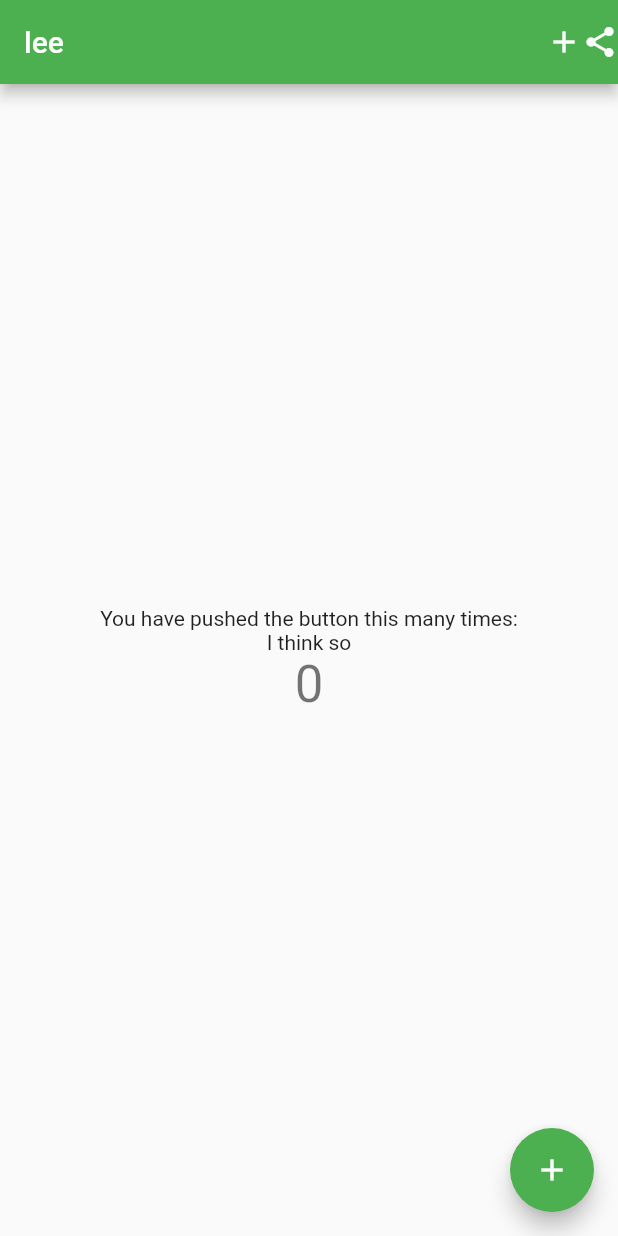
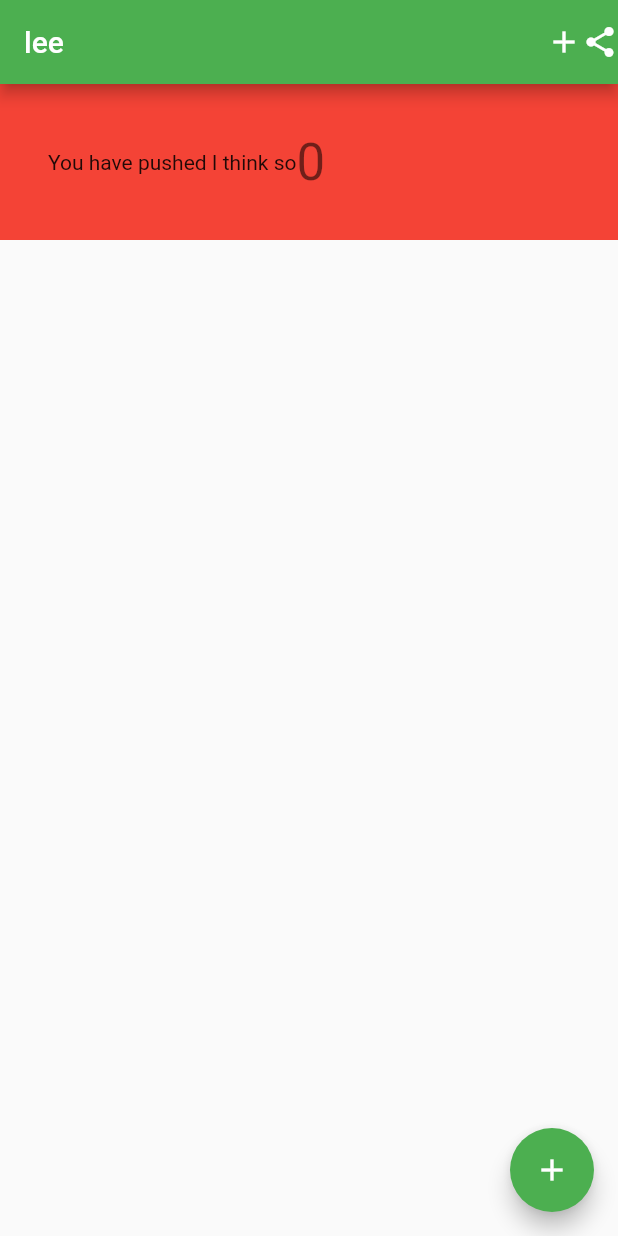
Before and after one commit to leekwangsoo1995/quick_word_diary, a Flutter app: the screen it shows after launch, on a phone screen of 412 x 824 dp. Run offline on Flutter 3.47's test engine with Material 2 defaults, Android fonts, the phone set to English and light mode, and no system bars.

Commit message:
基本的なウィジェット

```diff
--- a/lib/main.dart
+++ b/lib/main.dart
@@ -68,13 +68,15 @@ class _MyHomePageState extends State<MyHomePage> {
           Icon(Icons.share),
         ],
       ),
-      body: Center(
-
-        child: Column(
-          mainAxisAlignment: MainAxisAlignment.center,
+      body: Container(
+        color: Colors.red,
+        child: Padding(
+          padding: const EdgeInsets.all(32.0),
+          child: Row(
+            //mainAxisAlignment: MainAxisAlignment.center,
             children: <Widget>[
               Text(
-              'You have pushed the button this many times:',
+                'You have pushed ',
               ),
               Text('I think so'),
               Text(
@@ -82,6 +84,7 @@ class _MyHomePageState extends State<MyHomePage> {
                 style: Theme.of(context).textTheme.display1,
               ),
             ],
+          ),
         ),
       ),
       floatingActionButton: FloatingActionButton(
```
Lines whose indentation alone changed are shown as unchanged.
